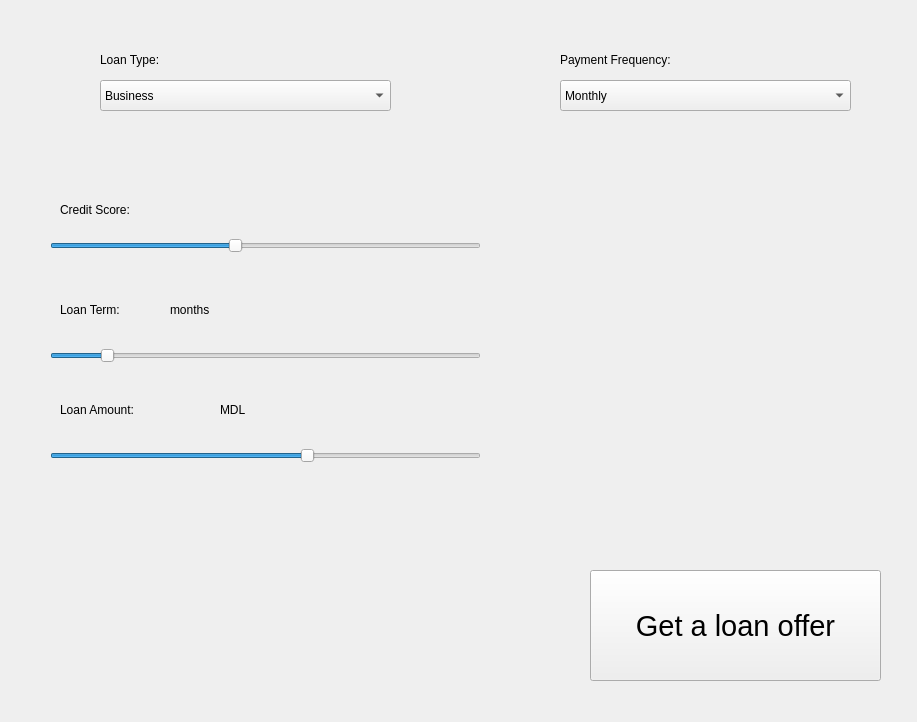
The window that mainwindow.ui (PatriciaMoraru/Individual-Works-SDA) describes before a commit, drawn with Qt 5.
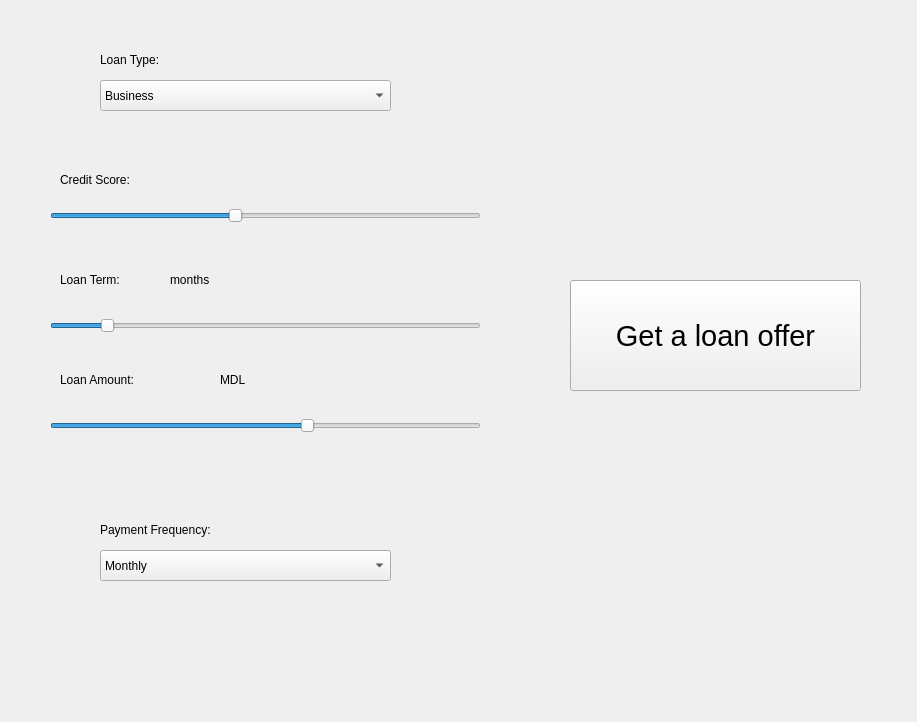
The same window after the commit.

Diff of the .ui file:
```diff
--- a/mainwindow.ui
+++ b/mainwindow.ui
@@ -87,7 +87,7 @@
     <property name="geometry">
      <rect>
       <x>50</x>
-      <y>230</y>
+      <y>200</y>
       <width>431</width>
       <height>31</height>
      </rect>
@@ -108,8 +108,8 @@
    <widget class="QComboBox" name="paymentFrequency">
     <property name="geometry">
      <rect>
-      <x>560</x>
-      <y>80</y>
+      <x>100</x>
+      <y>550</y>
       <width>291</width>
       <height>31</height>
      </rect>
@@ -142,8 +142,8 @@
    <widget class="QPushButton" name="btnGetLoan">
     <property name="geometry">
      <rect>
-      <x>590</x>
-      <y>570</y>
+      <x>570</x>
+      <y>280</y>
       <width>291</width>
       <height>111</height>
      </rect>
@@ -175,7 +175,7 @@
     <property name="geometry">
      <rect>
       <x>60</x>
-      <y>300</y>
+      <y>270</y>
       <width>81</width>
       <height>20</height>
      </rect>
@@ -188,7 +188,7 @@
     <property name="geometry">
      <rect>
       <x>60</x>
-      <y>200</y>
+      <y>170</y>
       <width>91</width>
       <height>20</height>
      </rect>
@@ -201,7 +201,7 @@
     <property name="geometry">
      <rect>
       <x>60</x>
-      <y>400</y>
+      <y>370</y>
       <width>111</width>
       <height>20</height>
      </rect>
@@ -213,8 +213,8 @@
    <widget class="QLabel" name="label_5">
     <property name="geometry">
      <rect>
-      <x>560</x>
-      <y>50</y>
+      <x>100</x>
+      <y>520</y>
       <width>161</width>
       <height>20</height>
      </rect>
@@ -227,7 +227,7 @@
     <property name="geometry">
      <rect>
       <x>50</x>
-      <y>340</y>
+      <y>310</y>
       <width>431</width>
       <height>31</height>
      </rect>
@@ -243,7 +243,7 @@
     <property name="geometry">
      <rect>
       <x>50</x>
-      <y>440</y>
+      <y>410</y>
       <width>431</width>
       <height>31</height>
      </rect>
@@ -271,7 +271,7 @@
     <property name="geometry">
      <rect>
       <x>150</x>
-      <y>200</y>
+      <y>170</y>
       <width>63</width>
       <height>20</height>
      </rect>
@@ -284,7 +284,7 @@
     <property name="geometry">
      <rect>
       <x>140</x>
-      <y>300</y>
+      <y>270</y>
       <width>63</width>
       <height>20</height>
      </rect>
@@ -297,7 +297,7 @@
     <property name="geometry">
      <rect>
       <x>160</x>
-      <y>400</y>
+      <y>370</y>
       <width>63</width>
       <height>20</height>
      </rect>
@@ -310,7 +310,7 @@
     <property name="geometry">
      <rect>
       <x>50</x>
-      <y>260</y>
+      <y>230</y>
       <width>63</width>
       <height>20</height>
      </rect>
@@ -323,7 +323,7 @@
     <property name="geometry">
      <rect>
       <x>450</x>
-      <y>260</y>
+      <y>230</y>
       <width>63</width>
       <height>20</height>
      </rect>
@@ -336,7 +336,7 @@
     <property name="geometry">
      <rect>
       <x>460</x>
-      <y>370</y>
+      <y>340</y>
       <width>63</width>
       <height>20</height>
      </rect>
@@ -349,7 +349,7 @@
     <property name="geometry">
      <rect>
       <x>50</x>
-      <y>370</y>
+      <y>340</y>
       <width>63</width>
       <height>20</height>
      </rect>
@@ -362,7 +362,7 @@
     <property name="geometry">
      <rect>
       <x>50</x>
-      <y>480</y>
+      <y>450</y>
       <width>63</width>
       <height>20</height>
      </rect>
@@ -375,7 +375,7 @@
     <property name="geometry">
      <rect>
       <x>440</x>
-      <y>470</y>
+      <y>440</y>
       <width>63</width>
       <height>20</height>
      </rect>
@@ -388,7 +388,7 @@
     <property name="geometry">
      <rect>
       <x>170</x>
-      <y>300</y>
+      <y>270</y>
       <width>63</width>
       <height>20</height>
      </rect>
@@ -401,7 +401,7 @@
     <property name="geometry">
      <rect>
       <x>220</x>
-      <y>400</y>
+      <y>370</y>
       <width>63</width>
       <height>20</height>
      </rect>
```
